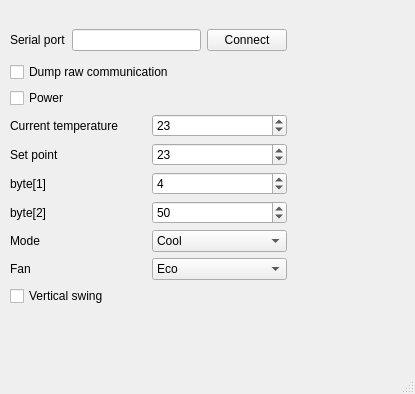
Above: Tools/Simulators/CN_WIRED/ACSimulator/mainwindow.ui from Sonic-Amiga/ESP8266-Faikin before the change. Below: the same form after it.
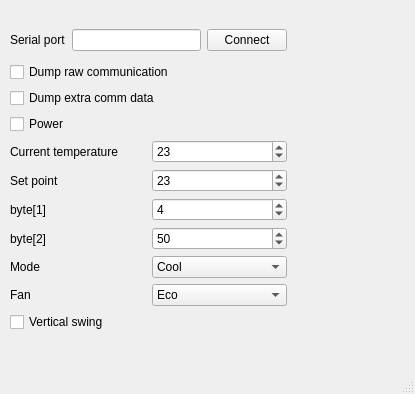
That is the form after the change.

The edit to the form file:
```diff
--- a/Tools/Simulators/CN_WIRED/ACSimulator/mainwindow.ui
+++ b/Tools/Simulators/CN_WIRED/ACSimulator/mainwindow.ui
@@ -14,13 +14,13 @@
    <string>AC Simulator</string>
   </property>
   <widget class="QWidget" name="centralwidget">
-   <widget class="QWidget" name="">
+   <widget class="QWidget" name="layoutWidget">
     <property name="geometry">
      <rect>
       <x>10</x>
       <y>24</y>
       <width>277</width>
-      <height>288</height>
+      <height>314</height>
      </rect>
     </property>
     <layout class="QVBoxLayout" name="verticalLayout">
@@ -47,51 +47,65 @@
      </item>
      <item>
       <layout class="QGridLayout" name="gridLayout">
-       <item row="0" column="0">
-        <widget class="QCheckBox" name="dumpAllPackets">
-         <property name="text">
-          <string>Dump raw communication</string>
-         </property>
-        </widget>
-       </item>
-       <item row="1" column="0">
-        <widget class="QCheckBox" name="powerState">
+       <item row="9" column="0">
+        <widget class="QCheckBox" name="vSwing">
          <property name="enabled">
           <bool>true</bool>
          </property>
          <property name="text">
-          <string>Power</string>
-         </property>
-         <property name="checked">
-          <bool>false</bool>
+          <string>Vertical swing</string>
          </property>
         </widget>
        </item>
-       <item row="2" column="0">
-        <layout class="QHBoxLayout" name="horizontalLayout">
+       <item row="8" column="0">
+        <layout class="QHBoxLayout" name="horizontalLayout_5">
          <item>
-          <widget class="QLabel" name="label">
+          <widget class="QLabel" name="label_5">
            <property name="text">
-            <string>Current temperature</string>
+            <string>Fan</string>
            </property>
           </widget>
          </item>
          <item>
-          <widget class="QSpinBox" name="currentTemp">
+          <widget class="QComboBox" name="fanSelector">
            <property name="enabled">
             <bool>true</bool>
            </property>
-           <property name="keyboardTracking">
-            <bool>false</bool>
-           </property>
-           <property name="value">
-            <number>23</number>
-           </property>
+           <item>
+            <property name="text">
+             <string>Eco</string>
+            </property>
+           </item>
+           <item>
+            <property name="text">
+             <string>Auto</string>
+            </property>
+           </item>
+           <item>
+            <property name="text">
+             <string>1</string>
+            </property>
+           </item>
+           <item>
+            <property name="text">
+             <string>2</string>
+            </property>
+           </item>
+           <item>
+            <property name="text">
+             <string>3</string>
+            </property>
+           </item>
+           <item>
+            <property name="text">
+             <string>Powerful</string>
+            </property>
+           </item>
           </widget>
          </item>
         </layout>
        </item>
-       <item row="3" column="0">
+       <item row="4" column="0">
         <layout class="QHBoxLayout" name="horizontalLayout_2">
          <item>
           <widget class="QLabel" name="label_2">
@@ -115,7 +129,63 @@
          </item>
         </layout>
        </item>
-       <item row="4" column="0">
+       <item row="7" column="0">
+        <layout class="QHBoxLayout" name="horizontalLayout_3">
+         <item>
+          <widget class="QLabel" name="label_3">
+           <property name="text">
+            <string>Mode</string>
+           </property>
+          </widget>
+         </item>
+         <item>
+          <widget class="QComboBox" name="modeSelector">
+           <property name="enabled">
+            <bool>true</bool>
+           </property>
+           <item>
+            <property name="text">
+             <string>Cool</string>
+            </property>
+           </item>
+           <item>
+            <property name="text">
+             <string>Heat</string>
+            </property>
+           </item>
+           <item>
+            <property name="text">
+             <string>Auto</string>
+            </property>
+           </item>
+           <item>
+            <property name="text">
+             <string>Dry</string>
+            </property>
+           </item>
+           <item>
+            <property name="text">
+             <string>Fan</string>
+            </property>
+           </item>
+          </widget>
+         </item>
+        </layout>
+       </item>
+       <item row="2" column="0">
+        <widget class="QCheckBox" name="powerState">
+         <property name="enabled">
+          <bool>true</bool>
+         </property>
+         <property name="text">
+          <string>Power</string>
+         </property>
+         <property name="checked">
+          <bool>false</bool>
+         </property>
+        </widget>
+       </item>
+       <item row="5" column="0">
         <layout class="QHBoxLayout" name="horizontalLayout_6">
          <item>
           <widget class="QLabel" name="label_6">
@@ -145,7 +215,38 @@
          </item>
         </layout>
        </item>
-       <item row="5" column="0">
+       <item row="0" column="0">
+        <widget class="QCheckBox" name="dumpAllPackets">
+         <property name="text">
+          <string>Dump raw communication</string>
+         </property>
+        </widget>
+       </item>
+       <item row="3" column="0">
+        <layout class="QHBoxLayout" name="horizontalLayout">
+         <item>
+          <widget class="QLabel" name="label">
+           <property name="text">
+            <string>Current temperature</string>
+           </property>
+          </widget>
+         </item>
+         <item>
+          <widget class="QSpinBox" name="currentTemp">
+           <property name="enabled">
+            <bool>true</bool>
+           </property>
+           <property name="keyboardTracking">
+            <bool>false</bool>
+           </property>
+           <property name="value">
+            <number>23</number>
+           </property>
+          </widget>
+         </item>
+        </layout>
+       </item>
+       <item row="6" column="0">
         <layout class="QHBoxLayout" name="horizontalLayout_7">
          <item>
           <widget class="QLabel" name="label_7">
@@ -175,104 +276,10 @@
          </item>
         </layout>
        </item>
-       <item row="6" column="0">
-        <layout class="QHBoxLayout" name="horizontalLayout_3">
-         <item>
-          <widget class="QLabel" name="label_3">
-           <property name="text">
-            <string>Mode</string>
-           </property>
-          </widget>
-         </item>
-         <item>
-          <widget class="QComboBox" name="modeSelector">
-           <property name="enabled">
-            <bool>true</bool>
-           </property>
-           <item>
-            <property name="text">
-             <string>Cool</string>
-            </property>
-           </item>
-           <item>
-            <property name="text">
-             <string>Heat</string>
-            </property>
-           </item>
-           <item>
-            <property name="text">
-             <string>Auto</string>
-            </property>
-           </item>
-           <item>
-            <property name="text">
-             <string>Dry</string>
-            </property>
-           </item>
-           <item>
-            <property name="text">
-             <string>Fan</string>
-            </property>
-           </item>
-          </widget>
-         </item>
-        </layout>
-       </item>
-       <item row="7" column="0">
-        <layout class="QHBoxLayout" name="horizontalLayout_5">
-         <item>
-          <widget class="QLabel" name="label_5">
-           <property name="text">
-            <string>Fan</string>
-           </property>
-          </widget>
-         </item>
-         <item>
-          <widget class="QComboBox" name="fanSelector">
-           <property name="enabled">
-            <bool>true</bool>
-           </property>
-           <item>
-            <property name="text">
-             <string>Eco</string>
-            </property>
-           </item>
-           <item>
-            <property name="text">
-             <string>Auto</string>
-            </property>
-           </item>
-           <item>
-            <property name="text">
-             <string>1</string>
-            </property>
-           </item>
-           <item>
-            <property name="text">
-             <string>2</string>
-            </property>
-           </item>
-           <item>
-            <property name="text">
-             <string>3</string>
-            </property>
-           </item>
-           <item>
-            <property name="text">
-             <string>Powerful</string>
-            </property>
-           </item>
-          </widget>
-         </item>
-        </layout>
-       </item>
-       <item row="8" column="0">
-        <widget class="QCheckBox" name="vSwing">
-         <property name="enabled">
-          <bool>true</bool>
-         </property>
+       <item row="1" column="0">
+        <widget class="QCheckBox" name="dumpExtra">
          <property name="text">
-          <string>Vertical swing</string>
+          <string>Dump extra comm data</string>
          </property>
         </widget>
        </item>
```
